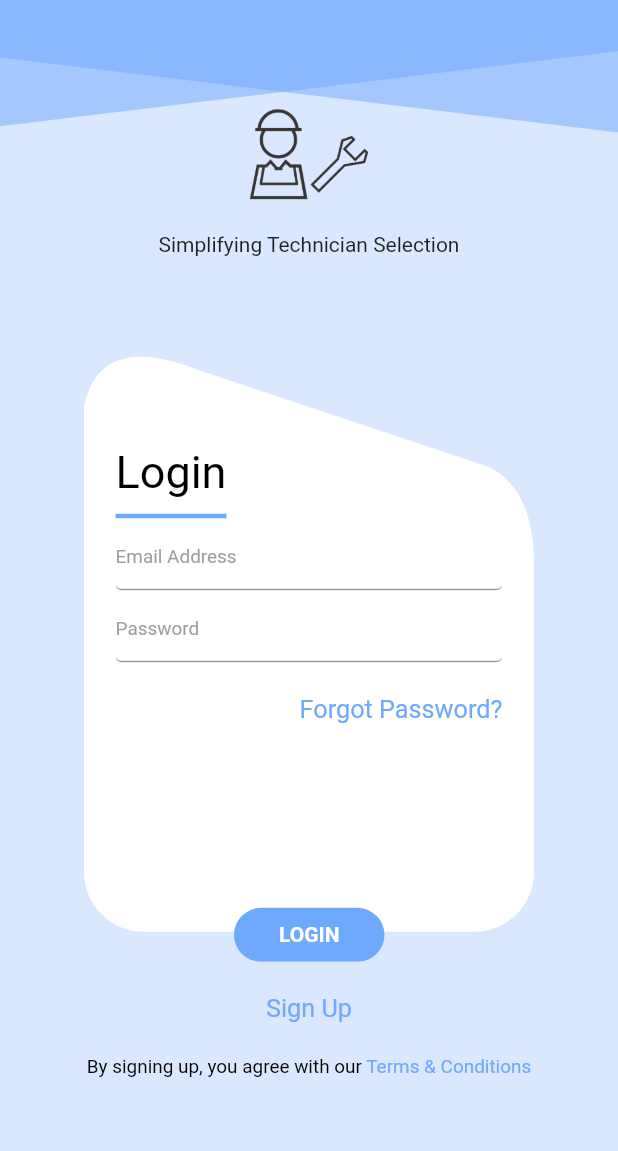
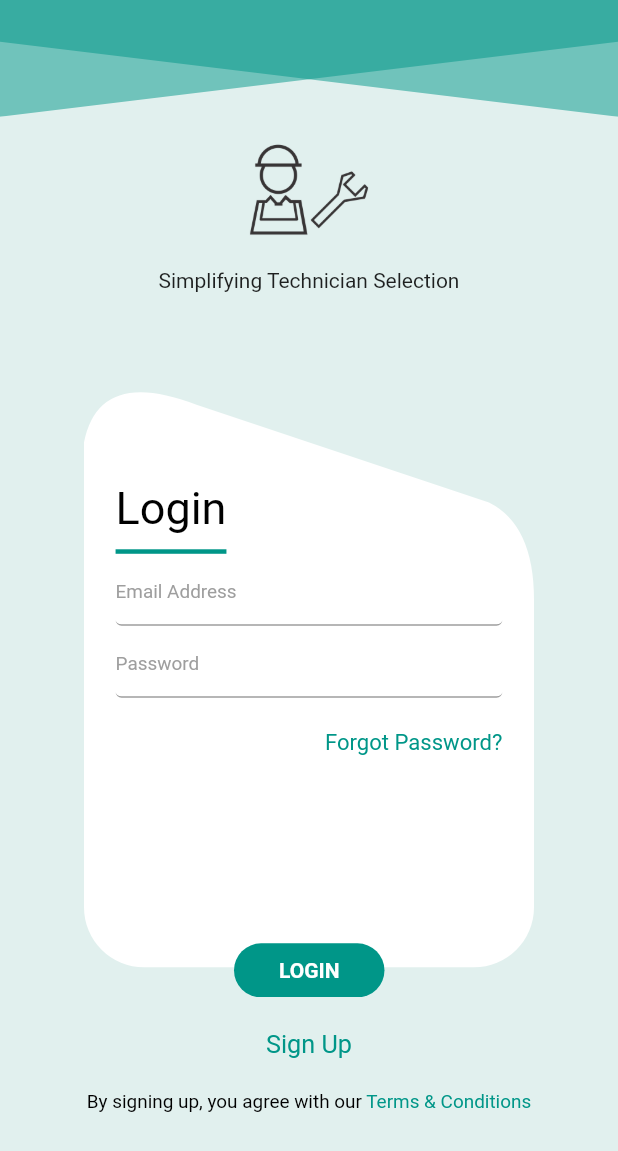
Before and after one commit to Pritom-Shajed/Fixify-App, a Flutter app: the screen it shows after launch, on a phone screen of 412 x 824 dp. Shown: the top 1151 px of the screen. Run offline on Flutter 3.47's test engine with Material 2 defaults, Android fonts, the light colour scheme and no system bars; our stand-ins replace flutter_custom_clippers, get.

Commit message:
auth page - design in progress

```diff
--- a/lib/pages/auth/authentication_page.dart
+++ b/lib/pages/auth/authentication_page.dart
@@ -58,20 +58,20 @@ class _AuthPageState extends State<AuthPage> {
                 clipper: DiagonalPathClipperTwo(),
                 child: Container(
                   width: double.maxFinite,
-                  height: Dimensions.height20 * 4.2,
+                  height: Dimensions.height20 * 3.7,
                   color: AppColors.primaryColor.withOpacity(0.5),
                 )),
             ClipPath(
                 clipper: DiagonalPathClipperOne(),
                 child: Container(
                   width: double.maxFinite,
-                  height: Dimensions.height20 * 4,
+                  height: Dimensions.height20 * 3.7,
                   color: AppColors.primaryColor.withOpacity(0.5),
                 )),
 
             //BODY
             Padding(
-              padding: const EdgeInsets.only(top: 50),
+              padding: EdgeInsets.only(top: Dimensions.height10*7),
               child: SingleChildScrollView(
                 child: Center(
                   child: Column(
@@ -134,6 +134,8 @@ class _AuthPageState extends State<AuthPage> {
                       SizedBox(
                         height: Dimensions.height20,
                       ),
+
+                      //TERMS & CONDITIONS
                       RichText(
                           text: TextSpan(
                               text: 'By signing up, you agree with our ',
--- a/lib/pages/auth/sign_in_body.dart
+++ b/lib/pages/auth/sign_in_body.dart
@@ -52,6 +52,7 @@ class SignInBody extends StatelessWidget {
             MediumText(
               text: 'Forgot Password?',
               color: AppColors.primaryColor,
+              fontSize: Dimensions.font14,
             ),
           ],
         )
--- a/lib/utils/app_colors.dart
+++ b/lib/utils/app_colors.dart
@@ -1,15 +1,15 @@
 import 'package:flutter/material.dart';
 
 class AppColors {
-  static Color primaryColor = const Color(0xff6FA9FE);
-  static Color mainBgColor = const Color(0xffD9E8FF);
+  static Color primaryColor = Colors.teal;
+  static Color mainBgColor = Colors.teal.withOpacity(0.1);
   static Color shadowColor = const Color(0xff5EA1FF).withOpacity(0.15);
   static Color whiteColor = Colors.white;
   static Color redColor = Colors.red;
   static Color greyColor = Colors.grey;
 
   //BUTTONS
-  static Color buttonColor = const Color(0xff6FA9FE);
+  static Color buttonColor = Colors.teal;
 
   //TEXT FIELD
   static Color textFieldColor = const Color(0xFFF9F9F9);
--- a/lib/utils/dimensions.dart
+++ b/lib/utils/dimensions.dart
@@ -4,6 +4,7 @@ class Dimensions {
   static double screenHeight = Get.height; //783
   static double screenWidth = Get.width; //392
 
+  static double height10 = screenHeight / 78.3;
   static double height20 = screenHeight / 39.15;
 
   static double authLogoSize = screenHeight /7.83;
@@ -11,5 +12,6 @@ class Dimensions {
 
   //Fonts
   static double font12 = screenHeight / 65.25;
+  static double font14 = screenHeight / 55.93;
   static double font16 = screenHeight / 48.94;
 }
--- a/lib/widgets/texts/medium_text.dart
+++ b/lib/widgets/texts/medium_text.dart
@@ -4,7 +4,8 @@ import 'package:flutter/material.dart';
 class MediumText extends StatelessWidget {
   final Color? color;
   final String text;
-  const MediumText({Key? key, this.color, required this.text}) : super(key: key);
+  final double fontSize;
+  const MediumText({Key? key, this.color, required this.text, this.fontSize = 0}) : super(key: key);
 
   @override
   Widget build(BuildContext context) {
@@ -12,7 +13,7 @@ class MediumText extends StatelessWidget {
       text,
       style: TextStyle(
           color: color,
-          fontSize: Dimensions.font16),
+          fontSize: fontSize == 0 ? Dimensions.font16 : fontSize),
     );
   }
 }
```
